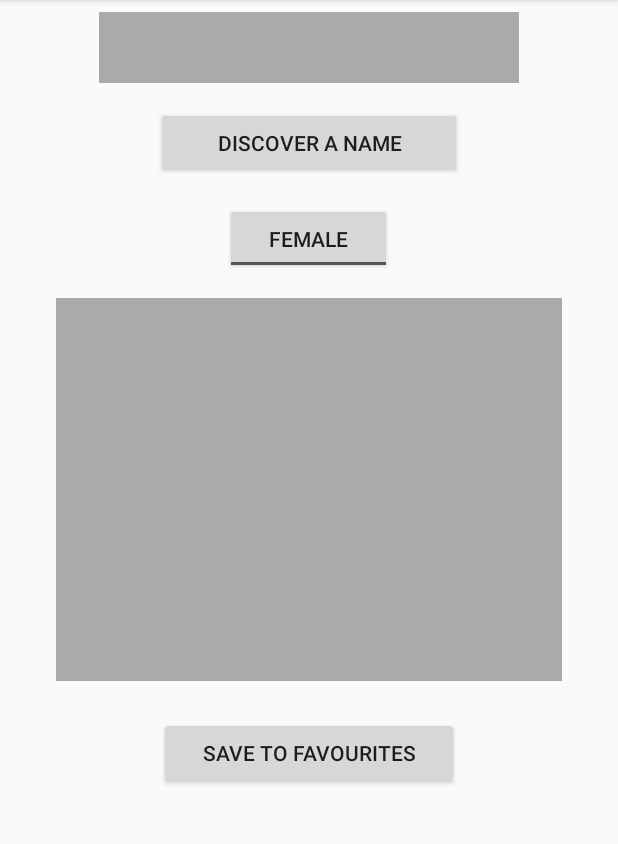
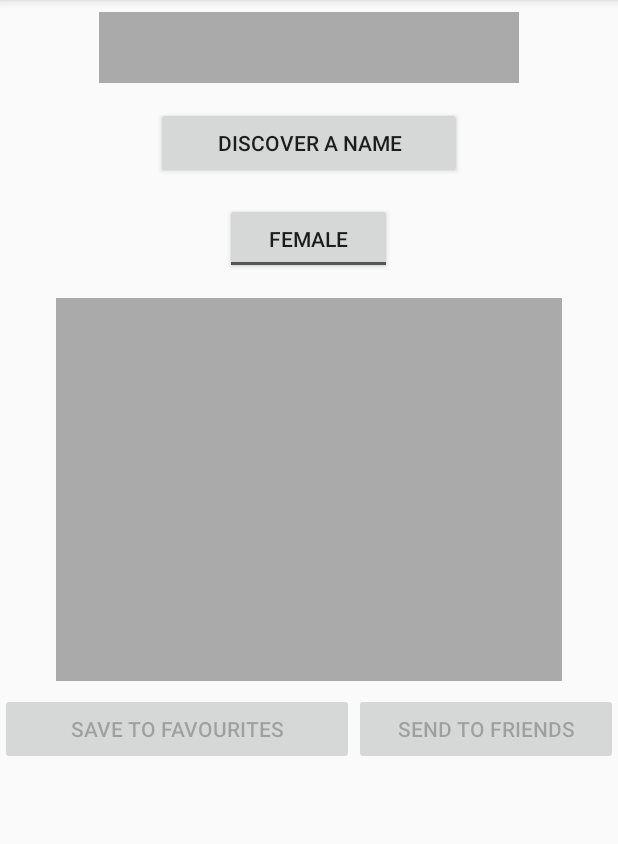
Before and after one commit to bvanberl/NameGen_Android, an Android app: the screen it shows after launch (MainActivity), on a phone screen of 412 x 824 dp, the part 84-928 px from its top. Run offline under Robolectric (Android 15) with nearby library versions, the phone set to English and light mode, and no system bars; libraries missing offline, so code that uses them is left out: io.realm, io.realm.internal; 3 statements that could not run were skipped.

Commit message:
Added send button on home fragment, added appropriate icons to drawer.

```diff
--- a/app/src/main/java/com/vanberlo/blake/newname_android/Activities/MainActivity.java
+++ b/app/src/main/java/com/vanberlo/blake/newname_android/Activities/MainActivity.java
@@ -1,5 +1,6 @@
 package com.vanberlo.blake.newname_android.Activities;
 
+import android.content.Intent;
 import android.net.Uri;
 import android.support.v4.app.Fragment;
 import android.support.v4.app.FragmentManager;
@@ -18,12 +19,13 @@ import android.support.v7.widget.Toolbar;
 import android.view.Menu;
 import android.view.MenuItem;
 
+import com.vanberlo.blake.newname_android.Fragments.AboutFragment;
 import com.vanberlo.blake.newname_android.Fragments.FavouritesFragment;
 import com.vanberlo.blake.newname_android.Fragments.HomeFragment;
 import com.vanberlo.blake.newname_android.R;
 
 public class MainActivity extends AppCompatActivity
-        implements NavigationView.OnNavigationItemSelectedListener, HomeFragment.OnFragmentInteractionListener, FavouritesFragment.OnFragmentInteractionListener {
+        implements NavigationView.OnNavigationItemSelectedListener, HomeFragment.OnFragmentInteractionListener, AboutFragment.OnFragmentInteractionListener, FavouritesFragment.OnFragmentInteractionListener {
 
 
     @Override
@@ -94,6 +96,10 @@ public class MainActivity extends AppCompatActivity
             Fragment favFragment = new FavouritesFragment();
             FragmentManager fragmentManager = getSupportFragmentManager();
             fragmentManager.beginTransaction().replace(R.id.frame_layout_main, favFragment).commit();
+        } else if (id == R.id.nav_about) {
+            Fragment aboutFragment = new AboutFragment();
+            FragmentManager fragmentManager = getSupportFragmentManager();
+            fragmentManager.beginTransaction().replace(R.id.frame_layout_main, aboutFragment).commit();
         }
 
         DrawerLayout drawer = (DrawerLayout) findViewById(R.id.drawer_layout);
--- a/app/src/main/java/com/vanberlo/blake/newname_android/Fragments/FavouritesFragment.java
+++ b/app/src/main/java/com/vanberlo/blake/newname_android/Fragments/FavouritesFragment.java
@@ -51,10 +51,6 @@ public class FavouritesFragment extends Fragment implements View.OnClickListener
         // Required empty public constructor
         realmService = new RealmService();
         savedNames = realmService.getAllNames();
-
-
-        //TAKE OUT SOON
-        //realmService.deleteAllNames();
 
         // TEST INSERTING A NAME
         //realmService.insertName( "Blake", Gender.MALE); // Test name
--- a/app/src/main/java/com/vanberlo/blake/newname_android/Fragments/HomeFragment.java
+++ b/app/src/main/java/com/vanberlo/blake/newname_android/Fragments/HomeFragment.java
@@ -5,6 +5,7 @@ import com.vanberlo.blake.newname_android.RealmService;
 import io.realm.RealmResults;
 
 import android.content.Context;
+import android.content.Intent;
 import android.graphics.Color;
 import android.net.Uri;
 import android.os.Bundle;
@@ -47,6 +48,9 @@ public class HomeFragment extends Fragment implements View.OnClickListener {
     private ListView listViewHistory;
     private ArrayAdapter<String> stringArrayAdapter;
 
+    private Button buttonSend_;
+    private Button buttonFavourites_;
+
     private int latestSelectedIndex;
 
     // Required empty public constructor
@@ -81,9 +85,14 @@ public class HomeFragment extends Fragment implements View.OnClickListener {
         // Set the buttons' on click listeners to this fragment
         Button buttonFavourite = (Button) rootView.findViewById(R.id.buttonFavourite);
         Button buttonName = (Button) rootView.findViewById(R.id.buttonName);
+        Button buttonSend = (Button) rootView.findViewById(R.id.buttonSend);
+
+        buttonSend_ = buttonSend;
+        buttonFavourites_ = buttonFavourite;
 
         buttonFavourite.setOnClickListener(this);
         buttonName.setOnClickListener(this);
+        buttonSend.setOnClickListener(this);
 
         listViewHistory.setOnItemClickListener(new AdapterView.OnItemClickListener() {
             @Override
@@ -137,6 +146,9 @@ public class HomeFragment extends Fragment implements View.OnClickListener {
             case R.id.buttonFavourite:
                 onFavouriteBtnClicked();
                 break;
+            case R.id.buttonSend:
+                onSendBtnClicked();
+                break;
 
         }
     }
@@ -161,8 +173,12 @@ public class HomeFragment extends Fragment implements View.OnClickListener {
         stringArrayAdapter.notifyDataSetChanged();
 
         listViewHistory.setClickable(true);
+        newNameTextView.setText(generatedNameUpper);
 
-        newNameTextView.setText(generatedNameUpper);
+        buttonSend_.setEnabled(true);
+        buttonFavourites_.setEnabled(true);
+
+
     }
 
     public void onFavouriteBtnClicked(){
@@ -184,4 +200,16 @@ public class HomeFragment extends Fragment implements View.OnClickListener {
             realmService.insertName( selectedName, Gender.FEMALE);
         }
     }
+
+    public void onSendBtnClicked(){
+        String selectedName = listViewHistory.getItemAtPosition(latestSelectedIndex).toString();
+
+        Intent myIntent = new Intent(Intent.ACTION_SEND);
+        myIntent.setType("text/plain");
+        String shareBody = "I just created the name "+selectedName+" using ____________";
+        String shareSub = "Check out my new name!";
+        myIntent.putExtra(Intent.EXTRA_SUBJECT,shareSub);
+        myIntent.putExtra(Intent.EXTRA_TEXT,shareBody);
+        startActivity(Intent.createChooser(myIntent,"Share Using..."));
+    }
 }
--- a/app/src/main/res/layout/fragment_home.xml
+++ b/app/src/main/res/layout/fragment_home.xml
@@ -67,13 +67,31 @@
         app:layout_constraintEnd_toEndOf="parent"
         app:layout_constraintStart_toStartOf="parent"
         app:layout_constraintTop_toBottomOf="@+id/buttonName"
-        tools:tag="History" />
+        tools:tag="History" >
 
-    <Button
-        android:id="@+id/buttonFavourite"
-        android:layout_marginTop="16dp"
-        android:layout_width="200dp"
-        android:layout_height="wrap_content"
-        android:text="Save to Favourites" />
+    </ListView>
+
+    <LinearLayout
+        android:layout_width="match_parent"
+        android:layout_height="match_parent"
+        android:orientation="horizontal">
+
+        <Button
+            android:id="@+id/buttonFavourite"
+            android:layout_width="170dp"
+            android:layout_height="wrap_content"
+            android:layout_marginTop="0dp"
+            android:layout_weight="1"
+            android:text="Save to Favourites"
+            android:enabled="false"/>
+
+        <Button
+            android:id="@+id/buttonSend"
+            android:layout_width="110dp"
+            android:layout_height="wrap_content"
+            android:layout_weight="1"
+            android:text="Send to Friends"
+            android:enabled="false"/>
+    </LinearLayout>
 
 </LinearLayout>
--- a/app/src/main/res/menu/activity_main_drawer.xml
+++ b/app/src/main/res/menu/activity_main_drawer.xml
@@ -13,9 +13,9 @@
             android:icon="@drawable/icon_favourites"
             android:title="Favourites" />
         <item
-            android:id="@+id/nav_settings"
-            android:icon="@drawable/icon_settings"
-            android:title="Settings" />
+            android:id="@+id/nav_about"
+            android:icon="@drawable/icon_about"
+            android:title="About" />
     </group>
 
     <item android:title="Show others">
```
Also changed, not shown: app/src/main/java/com/vanberlo/blake/newname_android/Fragments/AboutFragment.java (+0 -55 lines), app/src/main/res/layout/fragment_about.xml (+28 -4 lines), app/src/main/res/drawable/icon_about.png (added).
